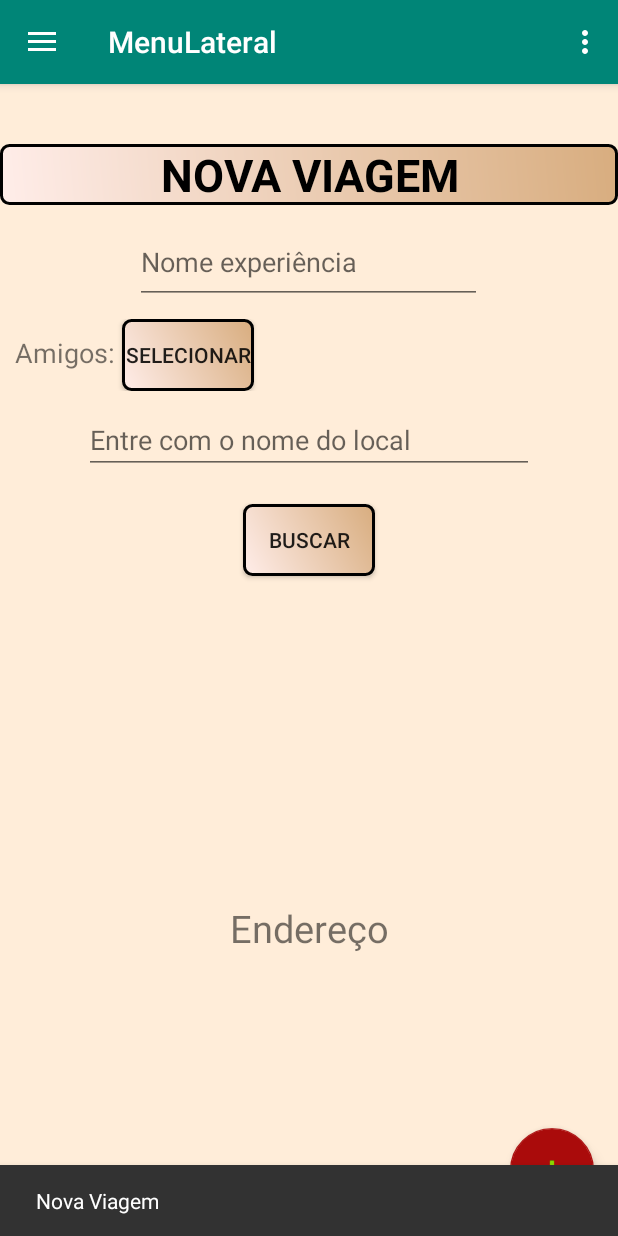
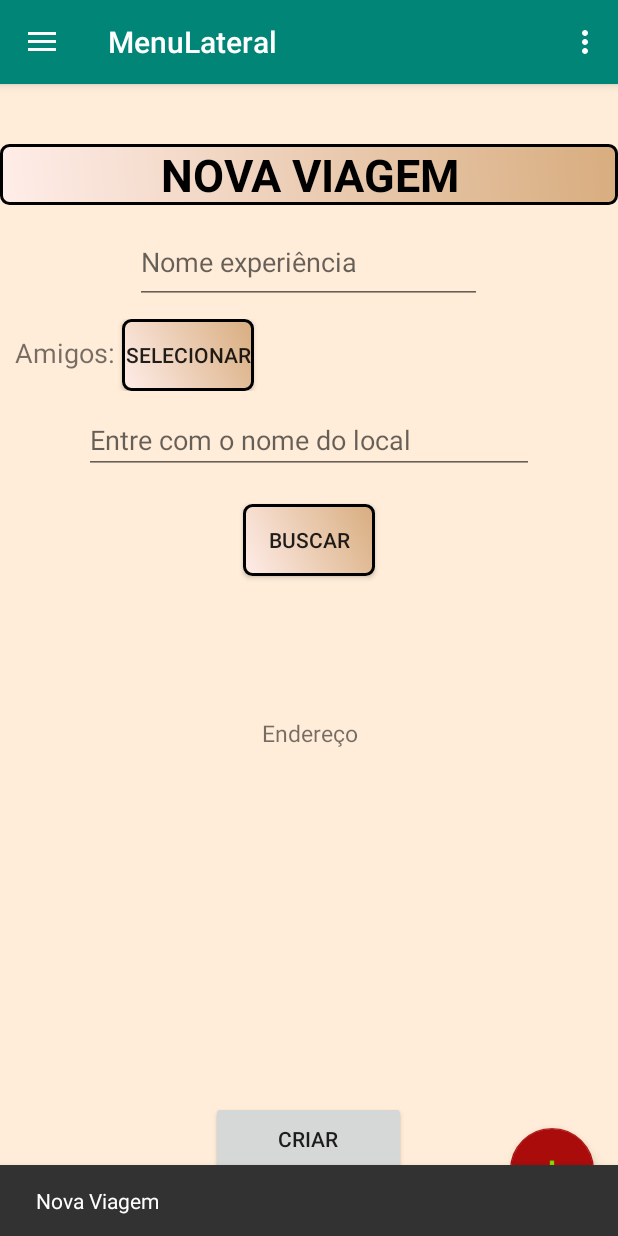
Before and after one commit to didigsegovia/PlanTravel, an Android app: the NewTravel screen opened through its navigation route, on a phone screen of 412 x 824 dp. Run offline under Robolectric (Android 15) with nearby library versions, the phone set to English and light mode, and no system bars; our stand-ins replace navigation-ui.

Commit message:
Versao semi_final2

```diff
--- a/app/src/main/java/com/example/plantravel/NewTravel.java
+++ b/app/src/main/java/com/example/plantravel/NewTravel.java
@@ -7,6 +7,8 @@ import android.os.Bundle;
 
 import androidx.annotation.Nullable;
 import androidx.fragment.app.Fragment;
+import androidx.fragment.app.FragmentManager;
+import androidx.fragment.app.FragmentTransaction;
 
 import android.os.Handler;
 import android.os.Message;
@@ -16,6 +18,7 @@ import android.view.ViewGroup;
 import android.widget.Button;
 import android.widget.EditText;
 import android.widget.TextView;
+import android.widget.Toast;
 
 import com.google.android.material.snackbar.Snackbar;
 
@@ -29,7 +32,7 @@ public class NewTravel extends Fragment {
         this.ctx = ctx;
     }
 
-    private Button btnLoc, btnSelect;
+    private Button btnLoc, btnSelect, btnCriarViagem;
     private EditText edtLocal;
     private TextView txtEnd;
 
@@ -45,6 +48,7 @@ public class NewTravel extends Fragment {
     public void onViewCreated(View view, @Nullable Bundle savedInstanceState) {
         btnLoc = (Button) getView().findViewById(R.id.btnLoc);
         btnSelect = (Button) getView().findViewById(R.id.btnSelect);
+        btnCriarViagem = getView().findViewById(R.id.btnCriarViagem);
         edtLocal = (EditText) getView().findViewById(R.id.edtLoc);
         txtEnd = (TextView) getView().findViewById(R.id.endereco);
 
@@ -64,7 +68,26 @@ public class NewTravel extends Fragment {
                 startActivity(it);
             }
         });*/
+
+        btnCriarViagem.setOnClickListener(new View.OnClickListener() {
+            @Override
+            public void onClick(View v) {
+                //Toast.makeText(ctx, "Viagem criada", Toast.LENGTH_SHORT).show();
+                Fragment fragmento = new Inicio();
+                FragmentTransaction trans = getFragmentManager().beginTransaction();
+                trans.replace(R.id.nav_host_fragment, fragmento);
+                trans.commit();
+            }
+        });
     }
+
+    /*public void criarViagem(View v){
+        Toast.makeText(ctx, "Viagem criada", Toast.LENGTH_SHORT).show();
+        Fragment fragmento = new Inicio();
+        FragmentTransaction trans = getFragmentManager().beginTransaction();
+        trans.replace(R.id.nav_host_fragment, fragmento);
+        trans.commit();
+    }*/
 
     private class GeoHandler extends Handler{
         @Override
--- a/app/src/main/res/layout/fragment_new_travel.xml
+++ b/app/src/main/res/layout/fragment_new_travel.xml
@@ -81,11 +81,22 @@
              <TextView
                  android:id="@+id/endereco"
                  android:layout_width="match_parent"
-                 android:layout_height="match_parent"
+                 android:layout_height="150dp"
                  android:layout_marginTop="30dp"
+                 android:layout_marginBottom="150dp"
                  android:gravity="center"
                  android:text="Endereço"
-                 android:textSize="25sp"></TextView>
+                 android:textSize="15sp"></TextView>
+
+             <Button
+                 android:id="@+id/btnCriarViagem"
+                 android:layout_width="130dp"
+                 android:layout_height="50dp"
+                 android:layout_gravity="center"
+                 android:layout_marginTop="20dp"
+                 android:layout_marginBottom="20dp"
+                 android:text="Criar"
+                 tools:layout_editor_absoluteY="227dp" />
 
          </LinearLayout>
 
```
Also changed, not shown: app/src/main/res/layout/activity_new_travel.xml (+24 -19 lines).
